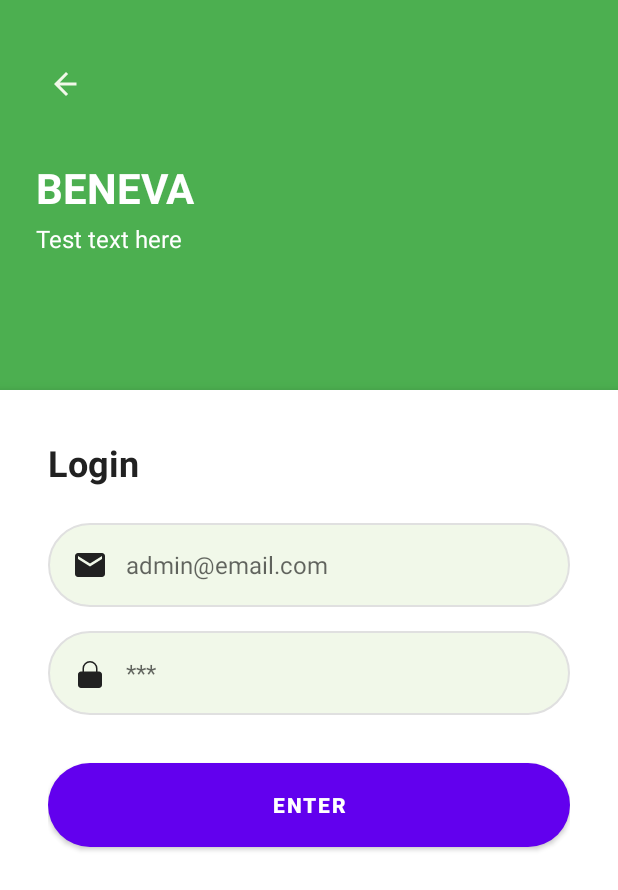
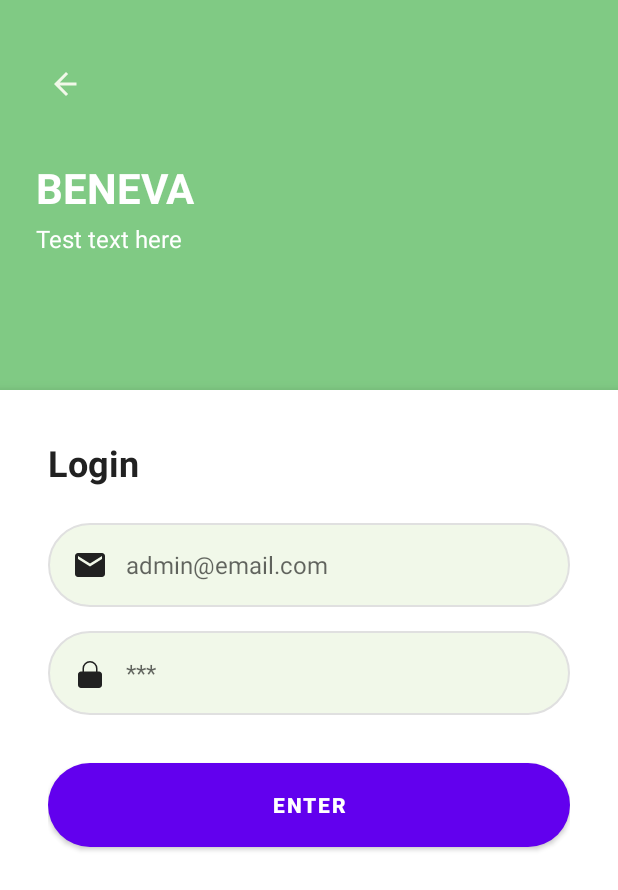
Before and after one commit to hrishabh1919/Beneva, an Android app: the layout login_activity.xml on its own in the app's theme, with its tools: preview values and no code run, on a phone screen of 412 x 824 dp. Shown: the top 890 px of the screen. Run offline under Robolectric (Android 15) with nearby library versions, the phone set to English and light mode, and no system bars.

Commit message:
fixed string warning

```diff
--- a/app/src/main/res/layout/login_activity.xml
+++ b/app/src/main/res/layout/login_activity.xml
@@ -1,4 +1,5 @@
 <RelativeLayout xmlns:android="http://schemas.android.com/apk/res/android"
+    xmlns:app="http://schemas.android.com/apk/res-auto"
     android:layout_width="match_parent"
     android:layout_height="match_parent"
     android:background="#f1f8e9">
@@ -8,7 +9,7 @@
         android:id="@+id/top_section"
         android:layout_width="match_parent"
         android:layout_height="340dp"
-        android:background="#4caf50"
+        android:background="#80CA84"
         android:clipToOutline="true">
 
         <!-- You may use a custom drawable for the curved effect or use a vector/shape background -->
@@ -22,7 +23,7 @@
             android:layout_marginStart="24dp"
             android:background="@android:color/transparent"
             android:src="@drawable/ic_arrow_back_white"
-            android:tint="#F1F8E9" />
+            app:tint="#F1F8E9" />
 
         <!-- App Name and Tagline -->
         <LinearLayout
@@ -98,7 +99,7 @@
                 android:layout_width="24dp"
                 android:layout_height="24dp"
                 android:src="@drawable/ic_email"
-                android:tint="#212121" />
+                app:tint="#212121" />
 
             <EditText
                 android:id="@+id/email_field"
@@ -129,7 +130,7 @@
                 android:layout_width="24dp"
                 android:layout_height="24dp"
                 android:src="@drawable/ic_lock"
-                android:tint="#212121" />
+                app:tint="#212121" />
 
             <EditText
                 android:id="@+id/password_field"
@@ -137,7 +138,7 @@
                 android:layout_height="wrap_content"
                 android:layout_weight="1"
                 android:background="@android:color/transparent"
-                android:hint="***"
+                android:hint="@string/password"
                 android:textColor="#212121"
                 android:textSize="16sp"
                 android:inputType="textPassword"
@@ -150,7 +151,7 @@
             android:id="@+id/enter_button"
             android:layout_width="match_parent"
             android:layout_height="56dp"
-            android:text="Enter"
+            android:text="@string/enter"
             android:textColor="#FFFFFF"
             android:textStyle="bold"
             android:backgroundTint="#4caf50"
--- a/app/src/main/res/values/strings.xml
+++ b/app/src/main/res/values/strings.xml
@@ -23,4 +23,6 @@
 
     <!-- Alternatives -->
     <string name="alternatives_coming_soon">Alternative suggestions coming soon!</string>
+    <string name="enter">Enter</string>
+    <string name="password">***</string>
 </resources>
```
